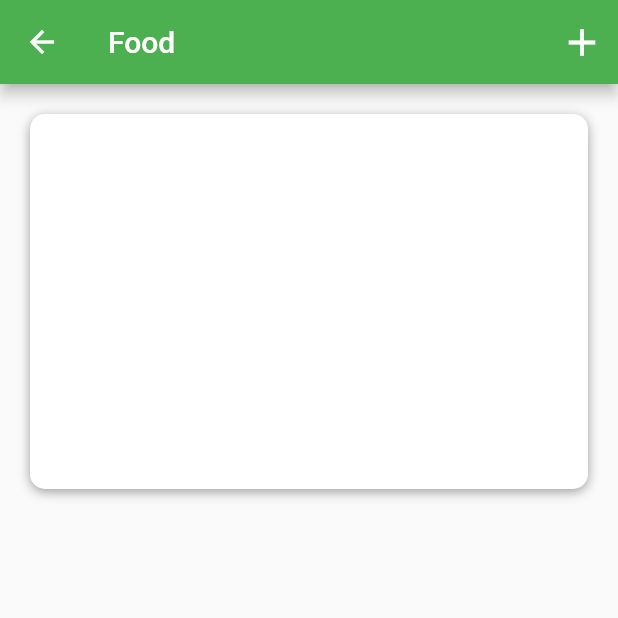
After one commit to jecode93/budget_app_ui, a Flutter app: the screen it shows after launch, after a tap on "Food", on a phone screen of 412 x 824 dp, the top half of it. The commit adds this screen. Run offline on Flutter 3.47's test engine with Material 2 defaults, Android fonts, the phone set to English and light mode, and no system bars.

Commit message:
Category Screen

```diff
--- /dev/null
+++ b/lib/screens/category_screen.dart
@@ -0,0 +1,52 @@
+import 'package:budger_app_ui/models/category_model.dart';
+import 'package:flutter/material.dart';
+
+class CategoryScreen extends StatefulWidget {
+  final Category? category;
+  const CategoryScreen({Key? key, this.category}) : super(key: key);
+
+  @override
+  _CategoryScreenState createState() => _CategoryScreenState();
+}
+
+class _CategoryScreenState extends State<CategoryScreen> {
+  double containerMarginAndPadding = 20.0;
+  double containeHeight = 250.0;
+  @override
+  Widget build(BuildContext context) {
+    return Scaffold(
+      appBar: AppBar(
+        title: Text(widget.category!.name.toString()),
+        actions: [
+          IconButton(
+            onPressed: () {},
+            icon: Icon(Icons.add),
+            iconSize: 30.0,
+          ),
+        ],
+      ),
+      body: SingleChildScrollView(
+        child: Column(
+          children: [
+            Container(
+              margin: EdgeInsets.all(containerMarginAndPadding),
+              padding: EdgeInsets.all(containerMarginAndPadding),
+              height: containeHeight,
+              width: double.infinity,
+              decoration: BoxDecoration(
+                  color: Colors.white,
+                  borderRadius: BorderRadius.circular(10.0),
+                  boxShadow: [
+                    BoxShadow(
+                      offset: Offset(0, 2),
+                      color: Colors.grey,
+                      blurRadius: 6.0,
+                    ),
+                  ]),
+            ),
+          ],
+        ),
+      ),
+    );
+  }
+}
--- a/lib/screens/home_screens.dart
+++ b/lib/screens/home_screens.dart
@@ -4,6 +4,8 @@ import 'package:budger_app_ui/models/category_model.dart';
 import 'package:budger_app_ui/models/expense_model.dart';
 import 'package:budger_app_ui/widgets/bar_chart.dart';
 import 'package:flutter/material.dart';
+
+import 'category_screen.dart';
 
 class HomeScreen extends StatefulWidget {
   const HomeScreen({Key? key, this.title}) : super(key: key);
@@ -17,7 +19,14 @@ class HomeScreen extends StatefulWidget {
 class _HomeScreenState extends State<HomeScreen> {
   _buildCategory(Category category, double totalAmountSpent) {
     double stackContainerHeight = 20.0;
-    return Container(
+    return GestureDetector(
+      onTap: () => Navigator.push(
+        context,
+        MaterialPageRoute(
+          builder: (_) => CategoryScreen(category: category),
+        ),
+      ),
+      child: Container(
         margin: EdgeInsets.symmetric(horizontal: 20.0, vertical: 10.0),
         height: 100.0,
         padding: EdgeInsets.all(20.0),
@@ -60,8 +69,8 @@ class _HomeScreenState extends State<HomeScreen> {
             LayoutBuilder(
               builder: (BuildContext context, BoxConstraints constraints) {
                 final double maxBarWidth = constraints.maxWidth;
-              final double percent =
-                  (category.maxAmount - totalAmountSpent) / category.maxAmount;
+                final double percent = (category.maxAmount - totalAmountSpent) /
+                    category.maxAmount;
                 double barWidth = percent * maxBarWidth;
                 if (barWidth < 0) {
                   barWidth = 0;
@@ -88,6 +97,7 @@ class _HomeScreenState extends State<HomeScreen> {
               },
             ),
           ],
+        ),
       ),
     );
   }
```
Lines whose indentation alone changed are shown as unchanged.
